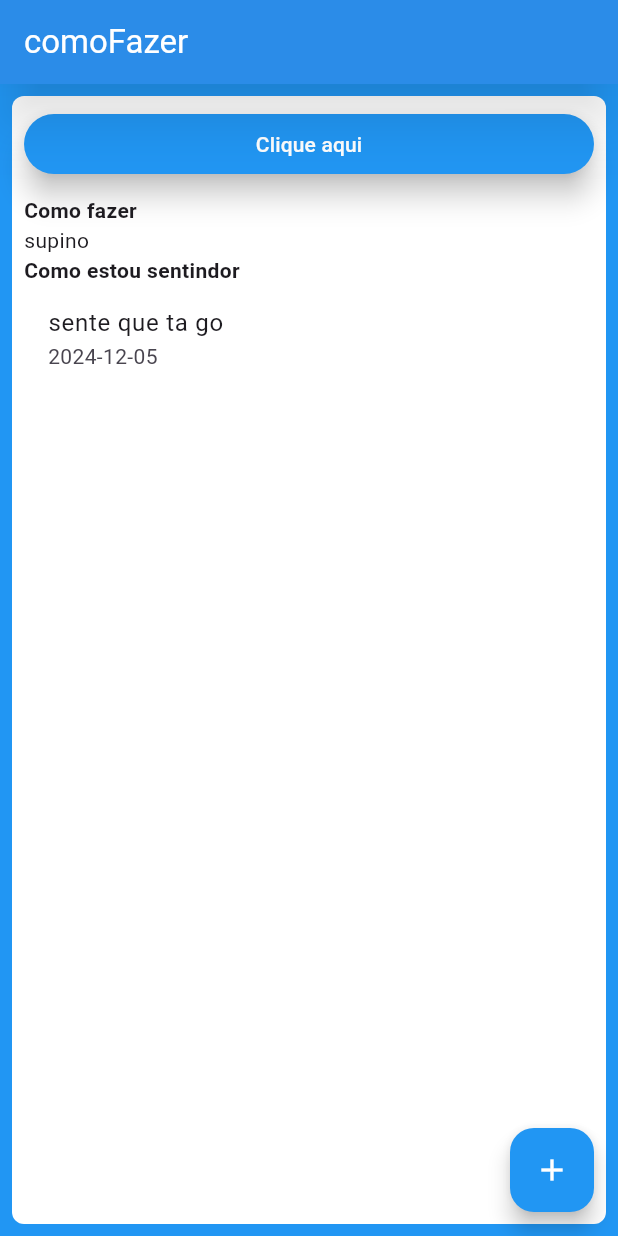
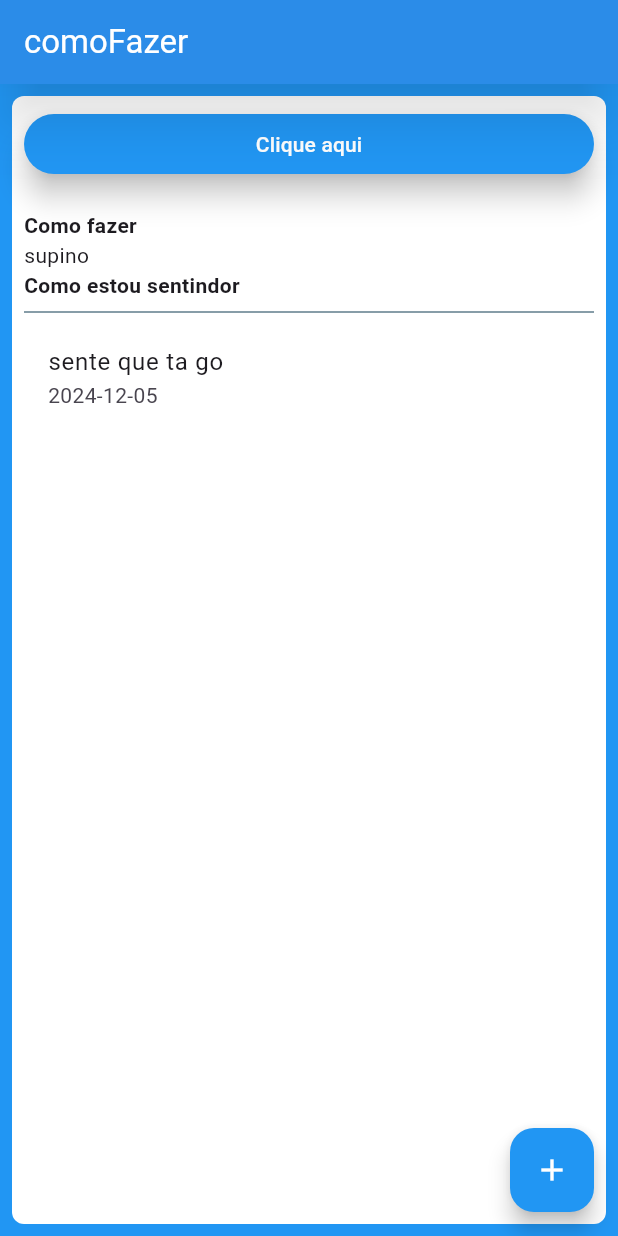
Before and after one commit to b2joao/meutreino, a Flutter app: the screen it shows after launch, on a phone screen of 412 x 824 dp. Run offline on Flutter 3.47's test engine with Material 3 defaults, Android fonts, the phone set to English and light mode, and no system bars.

Commit message:
adicao de divider

```diff
--- a/lib/telas/telaExercicio.dart
+++ b/lib/telas/telaExercicio.dart
@@ -19,8 +19,9 @@ class TelaExercicio extends StatelessWidget {
   @override
   Widget build(BuildContext context) {
     return Scaffold(
-      appBar: AppBar(elevation: 15,
-      shadowColor: Colors.black54,
+      appBar: AppBar(
+        elevation: 15,
+        shadowColor: Colors.black54,
         title: Text('${exercicio.comoFazer}',
             style: TextStyle(fontWeight: FontWeight.w400, color: Colors.white)),
       ),
@@ -33,32 +34,31 @@ class TelaExercicio extends StatelessWidget {
           color: Colors.white,
         ),
       ),
-      body: Container(margin: const EdgeInsets.all(8.0),
+      body: Container(
+        margin: const EdgeInsets.all(8.0),
         decoration: BoxDecoration(
             color: Colors.white,
             borderRadius: BorderRadius.circular(
               8.0,
-
             )),
         child: Padding(
           padding: const EdgeInsets.all(8.0),
           child: ListView(
             children: [
-
               CustomButtom(onPressed: () {}, title: 'Clique aqui'),
-               SizedBox(
-                height: 10.0,
+              const SizedBox(
+                height: 20.0,
               ),
-              const Text(
+                            const Text(
                 "Como fazer",
                 style: TextStyle(fontWeight: FontWeight.bold),
               ),
-
               Text(exercicio.treino.toString()),
               const Text(
                 "Como estou sentindor",
                 style: TextStyle(fontWeight: FontWeight.bold),
               ),
+              const Divider(color: Colors.blueGrey,),
               Column(
                   children: List.generate(listasentimos.length, (index) {
                 Sentimento sentimentoGerado = listasentimos[index];
```
